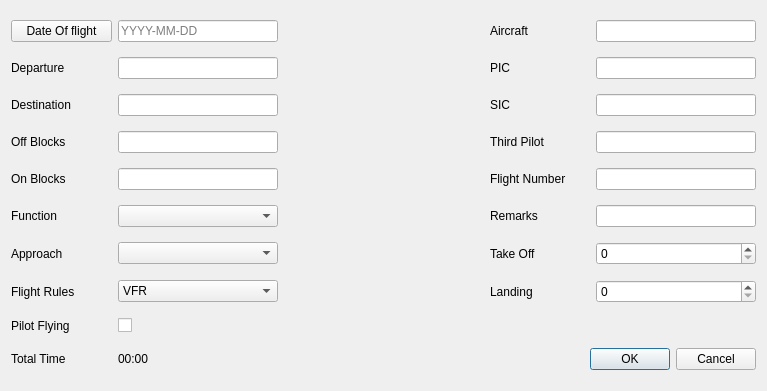
fiffty-50/openPilotLog, file src/gui/dialogues/newflightdialog.ui: the form before one commit.
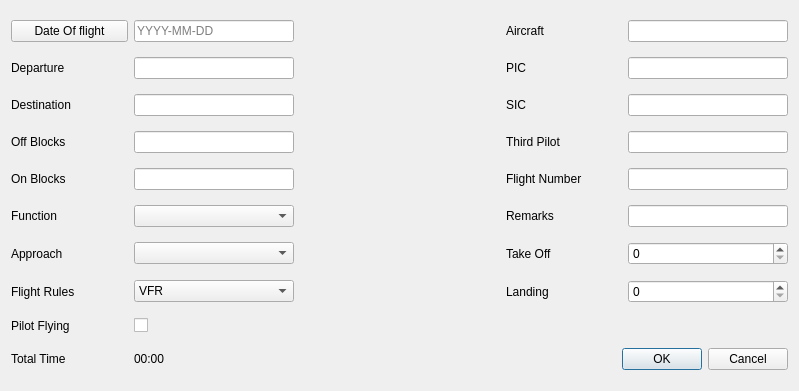
The form after the commit.

```diff
--- a/src/gui/dialogues/newflightdialog.ui
+++ b/src/gui/dialogues/newflightdialog.ui
@@ -6,7 +6,7 @@
    <rect>
     <x>0</x>
     <y>0</y>
-    <width>767</width>
+    <width>799</width>
     <height>391</height>
    </rect>
   </property>
```
Left out of the diff: 2 changed lines with no effect on the pictures.
